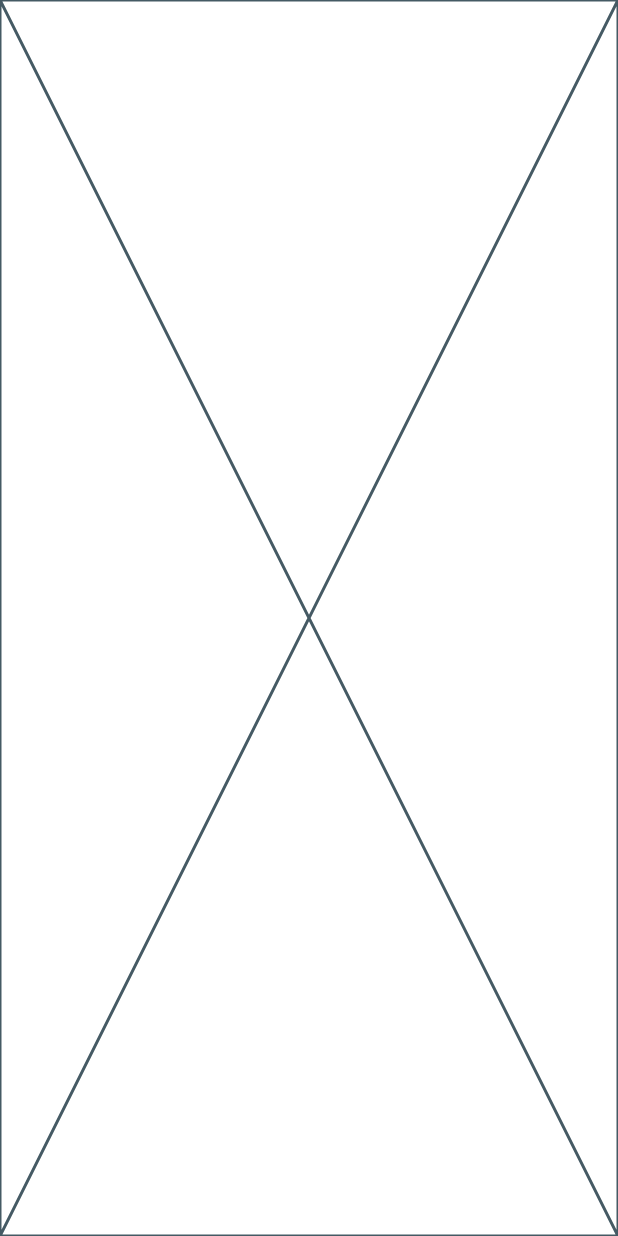
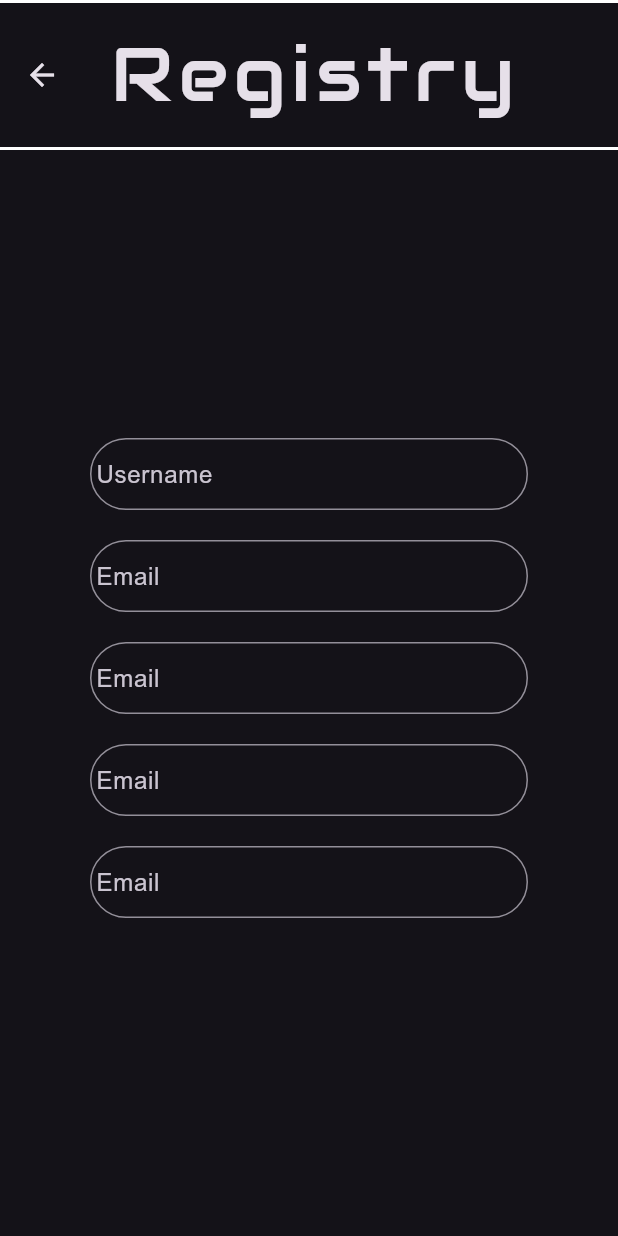
Before and after one commit to fabianStro/GitHubFolder, a Flutter app: the screen it shows after launch, after a tap on "Registration", on a phone screen of 412 x 824 dp. Run offline on Flutter 3.47's test engine with Material 3 defaults, Android fonts, the phone set to English and light mode, and no system bars.

Commit message:
Create registry.dart/ update .yaml

```diff
--- a/Flutter/flutter_application_one/lib/registry.dart
+++ b/Flutter/flutter_application_one/lib/registry.dart
@@ -8,8 +8,67 @@ class RegistryWidget extends StatefulWidget {
 }
 
 class _RegistryWidgetState extends State<RegistryWidget> {
+  final _appBarBorderStyle = BorderSide(color: Colors.white, width: 2.0);
+
   @override
   Widget build(BuildContext context) {
-    return const Placeholder();
+    return SafeArea(
+      child: Scaffold(
+        appBar: AppBar(
+          toolbarHeight: 100,
+          shape: Border(bottom: _appBarBorderStyle, top: _appBarBorderStyle), // Border
+          centerTitle: true,
+          title: Text('Registry', style: TextStyle(fontSize: 50.0, letterSpacing: 4.0, fontFamily: 'Audiowide')),
+        ), // AppBar
+        body: Padding(
+          padding: const EdgeInsets.only(left: 60.0, right: 60.0),
+          child: Column(
+            mainAxisAlignment: MainAxisAlignment.center,
+            children: [
+              TextField(
+                decoration: InputDecoration(
+                  contentPadding: EdgeInsets.only(top: 16.0),
+                  border: OutlineInputBorder(borderRadius: BorderRadius.circular(25.0)),
+                  labelText: 'Username',
+                ), // InputDecoration
+              ), // TextField
+              SizedBox(height: 20.0),
+              TextField(
+                decoration: InputDecoration(
+                  contentPadding: EdgeInsets.only(top: 16.0),
+                  border: OutlineInputBorder(borderRadius: BorderRadius.circular(25.0)),
+                  labelText: 'Email',
+                ), // InputDecoration
+              ), // TextField
+              SizedBox(height: 20.0),
+              TextField(
+                decoration: InputDecoration(
+                  contentPadding: EdgeInsets.only(top: 16.0),
+                  border: OutlineInputBorder(borderRadius: BorderRadius.circular(25.0)),
+                  labelText: 'Email',
+                ), // InputDecoration
+              ), // TextField
+              SizedBox(height: 20.0),
+              TextField(
+                decoration: InputDecoration(
+                  contentPadding: EdgeInsets.only(top: 16.0),
+                  border: OutlineInputBorder(borderRadius: BorderRadius.circular(25.0)),
+                  labelText: 'Email',
+                ), // InputDecoration
+              ), // TextField
+              SizedBox(height: 20.0),
+              TextField(
+                decoration: InputDecoration(
+                  contentPadding: EdgeInsets.only(top: 16.0),
+                  border: OutlineInputBorder(borderRadius: BorderRadius.circular(25.0)),
+                  labelText: 'Email',
+                ), // InputDecoration
+              ), // TextField
+              SizedBox(height: 20.0),
+            ],
+          ),
+        ), // Column
+      ), // Scaffold
+    ); // SafeArea
   }
 }
--- a/Flutter/flutter_application_one/pubspec.yaml
+++ b/Flutter/flutter_application_one/pubspec.yaml
@@ -17,7 +17,7 @@ dev_dependencies:
 
 flutter:
   uses-material-design: true
-  assets:
+ # assets:
 
   fonts:
   - family: Audiowide
```
